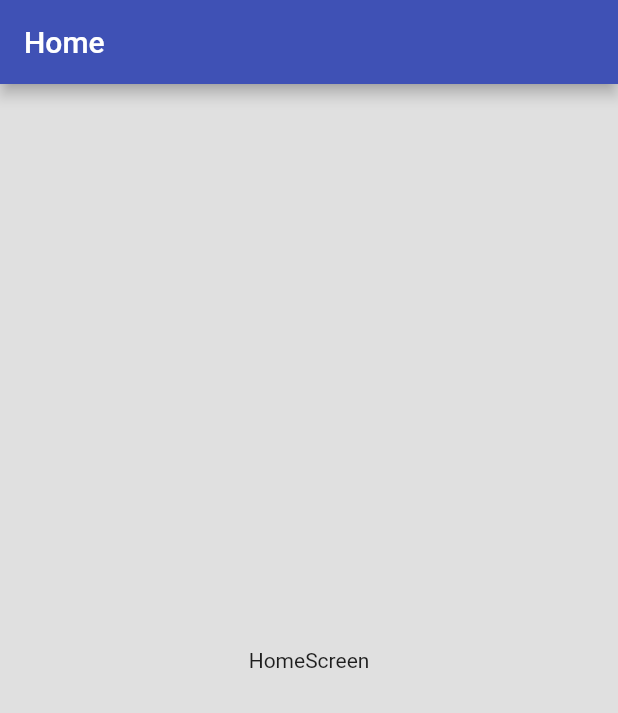
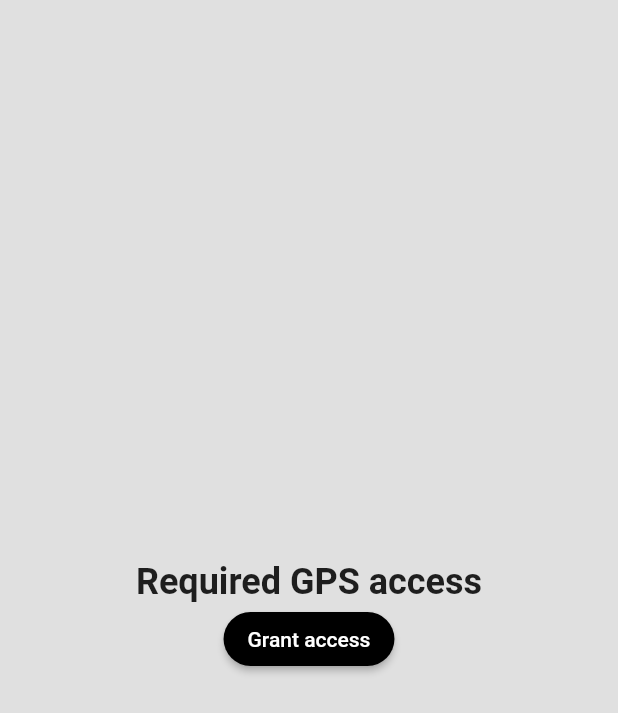
Before and after one commit to danie302/maps_app, a Flutter app: the screen it shows after launch, on a phone screen of 412 x 824 dp. Shown: the top 713 px of the screen. Run offline on Flutter 3.47's test engine with Material 2 defaults, Android fonts, the phone set to English and light mode, and no system bars; our stand-ins replace bloc, flutter_bloc, get_it, shared_preferences.

Commit message:
first screens

```diff
--- /dev/null
+++ b/lib/locator.dart
@@ -0,0 +1,9 @@
+import 'package:get_it/get_it.dart';
+
+import 'package:maps_app/routes/navigator.dart';
+
+GetIt locator = GetIt.instance;
+
+void setupLocator() {
+  locator.registerLazySingleton(() => NavigationService());
+}
--- a/lib/main.dart
+++ b/lib/main.dart
@@ -1,10 +1,12 @@
 import 'package:flutter/material.dart';
+import 'package:flutter/services.dart';
 import 'package:flutter_bloc/flutter_bloc.dart';
 
+import 'package:maps_app/locator.dart';
 import 'package:maps_app/blocs/blocs.dart';
 import 'package:maps_app/preferences.dart';
+import 'package:maps_app/routes/navigator.dart';
 import 'package:maps_app/routes/routes.dart';
-import 'package:flutter/services.dart';
 
 main() async {
   WidgetsFlutterBinding.ensureInitialized();
@@ -13,6 +15,7 @@ main() async {
     overlays: [SystemUiOverlay.bottom],
   );
   await Preferences.init();
+  setupLocator();
 
   runApp(
     MultiBlocProvider(
@@ -36,8 +39,9 @@ class MapsApp extends StatelessWidget {
       title: 'Maps App',
       routes: AppRoutes.getAppRoutes(),
       debugShowCheckedModeBanner: false,
+      theme: themesBloc.state.themeData,
       initialRoute: AppRoutes.initialRoute,
-      theme: themesBloc.state.themeData,
+      navigatorKey: locator<NavigationService>().navigatorKey,
     );
   }
 }
--- /dev/null
+++ b/lib/routes/navigator.dart
@@ -0,0 +1,8 @@
+import 'package:flutter/material.dart';
+
+class NavigationService {
+  final GlobalKey<NavigatorState> navigatorKey = GlobalKey<NavigatorState>();
+  Future<dynamic> navigateTo(String routeName) async {
+    return await navigatorKey.currentState?.pushNamed(routeName);
+  }
+}
--- a/lib/routes/routes.dart
+++ b/lib/routes/routes.dart
@@ -4,12 +4,16 @@ import 'package:maps_app/models/models.dart';
 import 'package:maps_app/screens/screens.dart';
 
 class AppRoutes {
-  static final initialRoute = HomeScreen.routeName;
+  static final initialRoute = GpsAccessScreen.routeName;
 
   static final routesList = <RouteScreen>[
     RouteScreen(
-      routeName: HomeScreen.routeName,
-      screen: const HomeScreen(),
+      routeName: GpsAccessScreen.routeName,
+      screen: const GpsAccessScreen(),
+    ),
+    RouteScreen(
+      routeName: MapScreen.routeName,
+      screen: const MapScreen(),
     ),
   ];
 
--- /dev/null
+++ b/lib/screens/gps_access_screen/access_button.dart
@@ -0,0 +1,32 @@
+part of 'index.dart';
+
+class _AccessButton extends StatelessWidget {
+  const _AccessButton({
+    Key? key,
+  }) : super(key: key);
+
+  @override
+  Widget build(BuildContext context) {
+    return Column(
+      mainAxisAlignment: MainAxisAlignment.center,
+      children: [
+        const Text(
+          'Required GPS access',
+          style: TextStyle(
+            fontSize: 24,
+            fontWeight: FontWeight.w600,
+          ),
+        ),
+        MaterialButton(
+          onPressed: () {},
+          color: Colors.black,
+          shape: const StadiumBorder(),
+          child: const Text(
+            'Grant access',
+            style: TextStyle(color: Colors.white),
+          ),
+        ),
+      ],
+    );
+  }
+}
--- /dev/null
+++ b/lib/screens/gps_access_screen/index.dart
@@ -0,0 +1,18 @@
+import 'package:flutter/material.dart';
+
+part 'enable_gps.dart';
+part 'access_button.dart';
+
+class GpsAccessScreen extends StatelessWidget {
+  static String routeName = 'gps_access_screen';
+  const GpsAccessScreen({Key? key}) : super(key: key);
+
+  @override
+  Widget build(BuildContext context) {
+    return const Scaffold(
+      body: Center(
+        child: _AccessButton(),
+      ),
+    );
+  }
+}
--- a/lib/screens/home.dart
+++ /dev/null
@@ -1,18 +0,0 @@
-import 'package:flutter/material.dart';
-
-class HomeScreen extends StatelessWidget {
-  static String routeName = 'home';
-  const HomeScreen({Key? key}) : super(key: key);
-
-  @override
-  Widget build(BuildContext context) {
-    return Scaffold(
-      appBar: AppBar(
-        title: const Text('Home'),
-      ),
-      body: const Center(
-        child: Text('HomeScreen'),
-      ),
-    );
-  }
-}
--- a/lib/screens/screens.dart
+++ b/lib/screens/screens.dart
@@ -1 +1,3 @@
-export 'package:maps_app/screens/home.dart';
+export 'package:maps_app/screens/map_screen.dart';
+export 'package:maps_app/screens/loading_screen.dart';
+export 'package:maps_app/screens/gps_access_screen/index.dart';
--- a/pubspec.yaml
+++ b/pubspec.yaml
@@ -29,9 +29,11 @@ environment:
 dependencies:
   bloc: ^8.0.3
   cupertino_icons: ^1.0.2
+  equatable: ^2.0.3
   flutter:
     sdk: flutter
   flutter_bloc: ^8.0.1
+  get_it: ^7.2.0
   shared_preferences: ^2.0.13
 
 dev_dependencies:
```
Also changed, not shown: lib/screens/gps_access_screen/enable_gps.dart (added, +18 -0 lines), lib/screens/loading_screen.dart (added, +14 -0 lines), lib/screens/map_screen.dart (added, +27 -0 lines), pubspec.lock.
